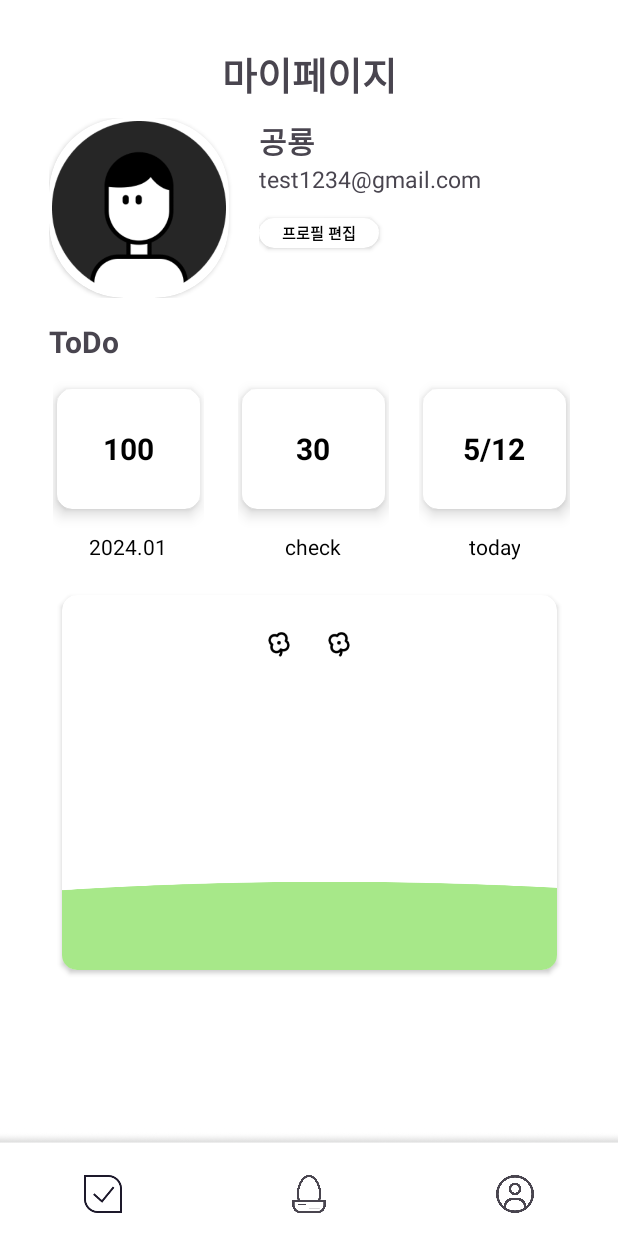
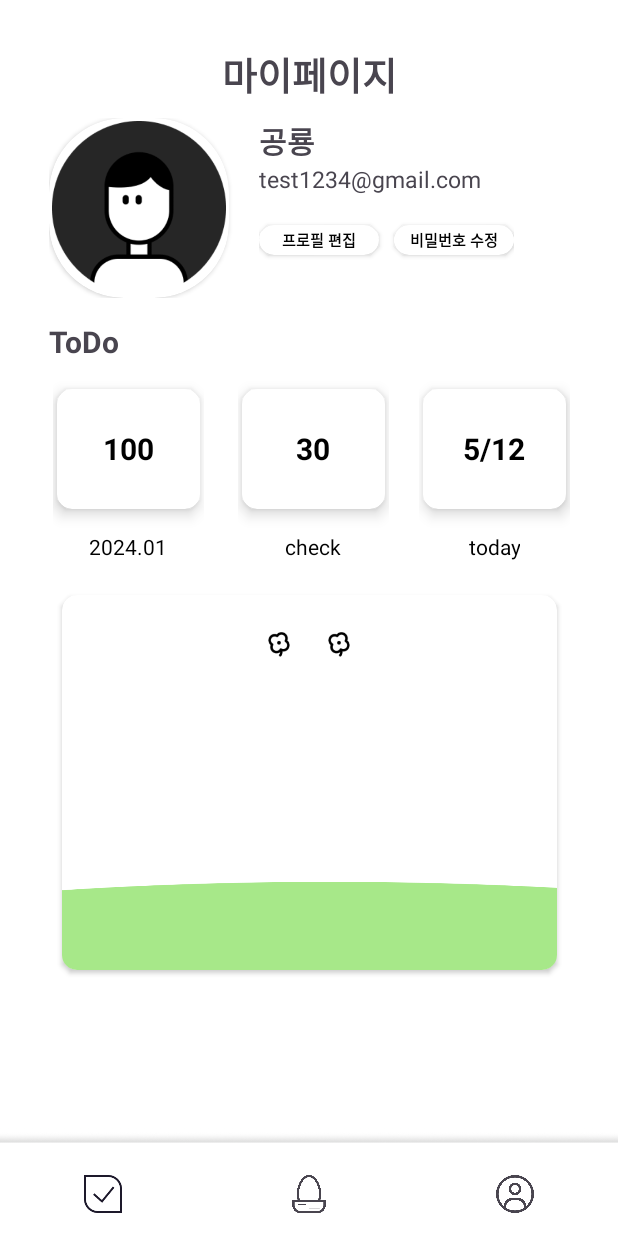
Before and after one commit to H2-AOAO/Android, an Android app: the MyPageActivity screen opened directly, with no data from a screen before it, on a phone screen of 412 x 824 dp. Run offline under Robolectric (Android 15) with nearby library versions, the phone set to English and light mode, and no system bars; 3 statements that could not run were skipped.

Commit message:
[FEAT] mypage ui + api 연결

```diff
--- /dev/null
+++ b/app/src/main/java/kr/sesac/aoao/android/user/ui/ProfileEdit.kt
@@ -0,0 +1,12 @@
+package kr.sesac.aoao.android.user.ui
+
+import androidx.appcompat.app.AppCompatActivity
+import android.os.Bundle
+import kr.sesac.aoao.android.R
+
+class ProfileEdit : AppCompatActivity() {
+    override fun onCreate(savedInstanceState: Bundle?) {
+        super.onCreate(savedInstanceState)
+        setContentView(R.layout.activity_profile_edit)
+    }
+}
--- a/app/src/main/res/layout/activity_my_page.xml
+++ b/app/src/main/res/layout/activity_my_page.xml
@@ -10,6 +10,7 @@
     <!--    마이페이지 구현-->
     <!--    @since 2024.01.24 ~-->
     <!--    @author 이상민-->
+
 
     <LinearLayout
         android:id="@+id/top_layout"
@@ -113,6 +114,35 @@
                             android:layout_height="match_parent"
                             android:gravity="center"
                             android:text="프로필 편집"
+                            android:textColor="@color/black"
+                            android:textSize="10sp"
+                            android:textStyle="bold" />
+                    </androidx.cardview.widget.CardView>
+
+                    <!-- 비밀번호 수정-->
+                    <androidx.cardview.widget.CardView
+                        android:id="@+id/pw_edit_cardview"
+                        android:layout_width="80dp"
+                        android:layout_height="20dp"
+                        android:layout_gravity="center"
+                        android:layout_marginTop="20dp"
+                        android:layout_marginBottom="20dp"
+                        android:backgroundTint="@color/white"
+                        app:cardCornerRadius="10dp"
+                        app:cardElevation="2dp">
+
+                        <Button
+                            android:id="@+id/pwEditButton"
+                            android:layout_width="80dp"
+                            android:layout_height="20dp"
+                            android:backgroundTint="@color/white" />
+
+                        <TextView
+                            android:id="@+id/pwEditTextView"
+                            android:layout_width="match_parent"
+                            android:layout_height="match_parent"
+                            android:gravity="center"
+                            android:text="비밀번호 수정"
                             android:textColor="@color/black"
                             android:textSize="10sp"
                             android:textStyle="bold" />
```
